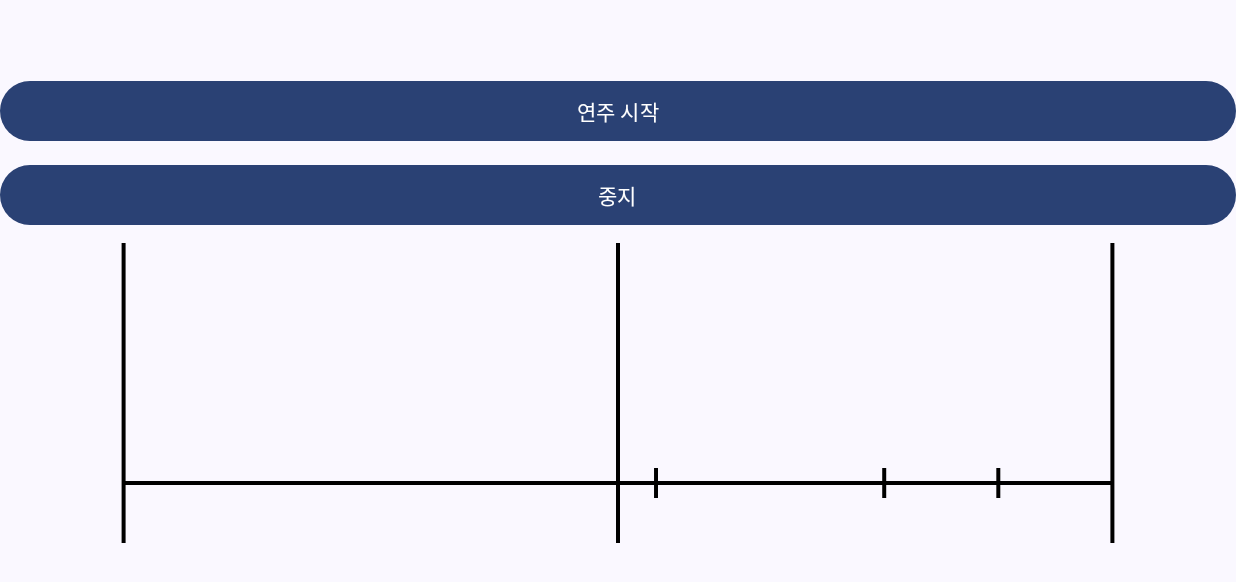
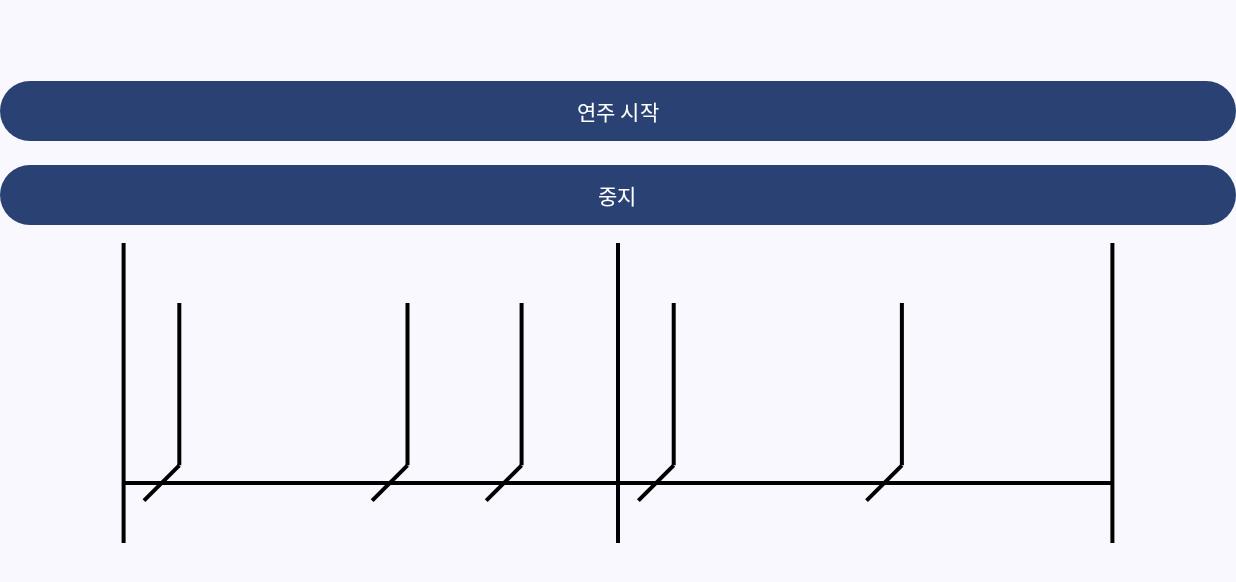
Before and after one commit to sorongosdev/GuitarApp, an Android app built with Jetpack Compose: the screen it shows after launch (MainActivity), on a phone screen of 824 x 412 dp (held sideways). Shown: the top 582 px of the screen. Run offline under Robolectric (Android 15) with nearby library versions, the phone set to English and light mode, and no system bars; libraries missing offline, so code that uses them is left out: com.chaquo.python; 3 statements that could not run were skipped.

Commit message:
마디 번호, 악보 타입 주고 머리, 꼬리 그려진 음표 표출

```diff
--- a/app/src/main/java/com/example/tarsos_example/CanvasDraw.kt
+++ b/app/src/main/java/com/example/tarsos_example/CanvasDraw.kt
@@ -6,6 +6,7 @@ import androidx.compose.ui.Modifier
 import androidx.compose.ui.geometry.Offset
 import androidx.compose.ui.graphics.Color
 import androidx.compose.ui.graphics.drawscope.Stroke
+import kotlin.math.sqrt
 
 /**악보 전체 틀을 그려주는 함수*/
 @Composable
@@ -40,24 +41,37 @@ fun DrawSheet(modifier: Modifier = Modifier) {
 @Composable
 fun DrawNotes(noteType: List<Int>, location: Int, modifier: Modifier = Modifier) {
     Canvas(modifier = modifier) {
-        val startX = if (location == 1) {
+        val startX_measure = if (location == 1) {
             1 * (size.width / 10) // 첫번째 마디 시작점
         } else {
             5 * (size.width / 10) // 두번째 마디 시작점
         }
-        val measure_width = 5 * (size.width / 10) - 1 * (size.width / 10)
-        val startY = size.height * 4 / 5 - 15
-        val endY = size.height * 4 / 5 + 15
+        val measure_width = 4 * (size.width / 10) // 한 마디 넓이
+        val startY_tail = size.height * 1 / 5 // 꼬리가 시작되는 Y지점
+        val endY_tail = size.height * 4 / 5 // 꼬리가 끝나는 Y지점
+        val centerY = size.height * 4 / 5 // 선의 중심점
+        val lineLength = sqrt(2f) * 25f // 45도 각도에서의 선 길이, 대각선 길이 계산
 
         // for 문 간소화
-        listOf(1, 4, 7, 10).forEach { i -> // 0,1 / 1,4 / 2,7 / 3,10 // 3n+1 = i // 여기서 n은 noteType에서의 인덱스
-            val noteIndex = (i-1)/3
+        listOf(1, 4, 7, 10).forEach { i ->
+            val noteIndex = (i-1)/3 // { 0,1 / 1,4 / 2,7 / 3,10 } =======> { 3n+1 = i }
             if (noteType[noteIndex] == 1) {
-                val xOffset = startX + i * (measure_width / 13)
+                val xOffset = startX_measure + i * (measure_width / 13) // 음표가 그려지는 곳
+
                 drawLine(
                     color = Color.Black,
-                    start = Offset(x = xOffset, y = startY),
-                    end = Offset(x = xOffset, y = endY),
+                    start = Offset(x = xOffset + lineLength/2, y = startY_tail),
+                    end = Offset(x = xOffset + lineLength/2, y = endY_tail-lineLength/2),
+                    strokeWidth = Stroke.DefaultMiter
+                )
+
+                // 45도 기울인 선을 그리기 위한 시작점과 끝점 계산
+                val start = Offset(x = xOffset - lineLength / 2, y = centerY + lineLength / 2)
+                val end = Offset(x = xOffset + lineLength / 2, y = centerY - lineLength / 2)
+                drawLine(
+                    color = Color.Black,
+                    start = start,
+                    end = end,
                     strokeWidth = Stroke.DefaultMiter
                 )
             }
--- a/app/src/main/java/com/example/tarsos_example/MainActivity.kt
+++ b/app/src/main/java/com/example/tarsos_example/MainActivity.kt
@@ -136,8 +136,15 @@ class MainActivity : ComponentActivity() {
             ) {
                 DrawSheet(modifier = Modifier.matchParentSize()) // 악보 그림
                 DrawNotes(
+                    noteType = NoteSorts.note_1010, // 예시 음표 타입 리스트
+                    location = 2,
+                    modifier = Modifier
+                        .fillMaxWidth()
+                        .height(200.dp)
+                ) // 음표 그림
+                DrawNotes(
                     noteType = NoteSorts.note_1011, // 예시 음표 타입 리스트
-                    location = 2,
+                    location = 1,
                     modifier = Modifier
                         .fillMaxWidth()
                         .height(200.dp)
```
